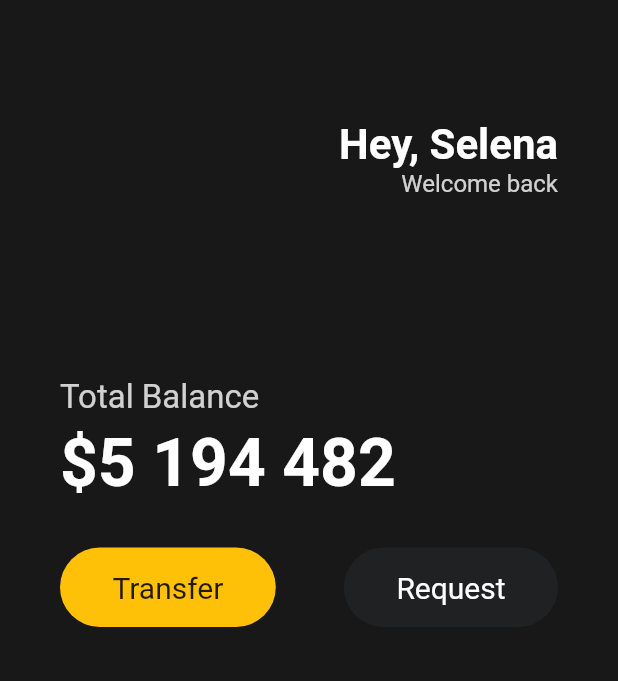
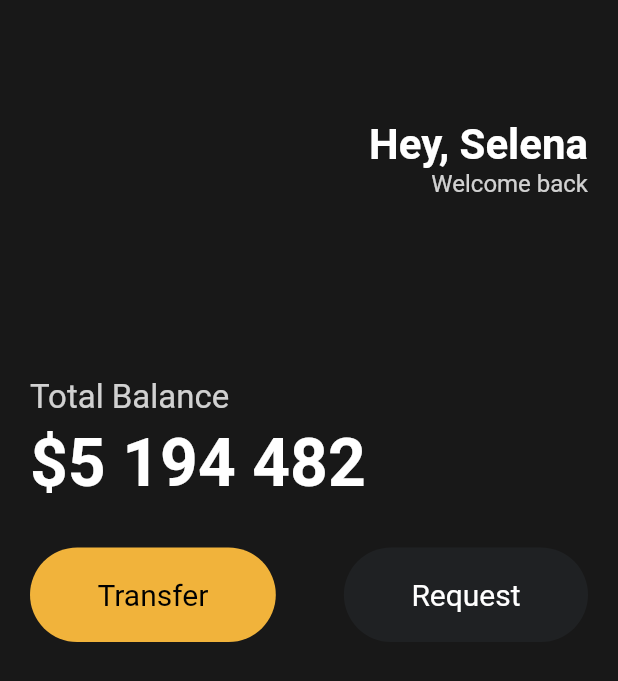
Before and after one commit to tiatiahwang/toonflix, a Flutter app: the screen it shows after launch, on a phone screen of 412 x 824 dp. Shown: the top 681 px of the screen. Run offline on Flutter 3.47's test engine with Material 2 defaults, Android fonts, the phone set to English and light mode, and no system bars.

Commit message:
UI - reusable widget

```diff
--- a/lib/main.dart
+++ b/lib/main.dart
@@ -1,4 +1,5 @@
 import 'package:flutter/material.dart';
+import 'package:toonflix/widgets/button.dart';
 
 void main() {
   runApp(const App());
@@ -14,7 +15,7 @@ class App extends StatelessWidget {
         backgroundColor: const Color(0xFF181818),
         body: Padding(
             padding: const EdgeInsets.symmetric(
-              horizontal: 40,
+              horizontal: 20,
             ),
             child:
                 Column(crossAxisAlignment: CrossAxisAlignment.start, children: [
@@ -63,39 +64,19 @@ class App extends StatelessWidget {
                 height: 30,
               ),
               Row(
-                mainAxisAlignment: MainAxisAlignment.spaceBetween,
-                children: [
-                  Container(
-                      decoration: BoxDecoration(
-                        color: Colors.amber,
-                        borderRadius: BorderRadius.circular(45),
-                      ),
-                      child: const Padding(
-                          padding: EdgeInsets.symmetric(
-                            vertical: 15,
-                            horizontal: 35,
-                          ),
-                          child: Text('Transfer',
-                              style: TextStyle(
-                                fontSize: 20,
-                              )))),
-                  Container(
-                      decoration: BoxDecoration(
-                        color: const Color(0xFF1F2123),
-                        borderRadius: BorderRadius.circular(45),
-                      ),
-                      child: const Padding(
-                          padding: EdgeInsets.symmetric(
-                            vertical: 15,
-                            horizontal: 35,
-                          ),
-                          child: Text('Request',
-                              style: TextStyle(
-                                color: Colors.white,
-                                fontSize: 20,
-                              ))))
-                ],
-              )
+                  mainAxisAlignment: MainAxisAlignment.spaceBetween,
+                  children: const [
+                    Button(
+                      text: 'Transfer',
+                      bgColor: Color(0xFFF1B33B),
+                      textColor: Colors.black,
+                    ),
+                    Button(
+                      text: 'Request',
+                      bgColor: Color(0xFF1F2123),
+                      textColor: Colors.white,
+                    )
+                  ])
             ])),
       ),
     );
--- /dev/null
+++ b/lib/widgets/button.dart
@@ -0,0 +1,37 @@
+import 'package:flutter/cupertino.dart';
+
+class Button extends StatelessWidget {
+  final String text;
+  final Color bgColor;
+  final Color textColor;
+
+  const Button({
+    super.key,
+    required this.text,
+    required this.bgColor,
+    required this.textColor,
+  });
+
+  @override
+  Widget build(BuildContext context) {
+    return Container(
+      decoration: BoxDecoration(
+        color: bgColor,
+        borderRadius: BorderRadius.circular(45),
+      ),
+      child: Padding(
+        padding: const EdgeInsets.symmetric(
+          vertical: 20,
+          horizontal: 45,
+        ),
+        child: Text(
+          text,
+          style: TextStyle(
+            color: textColor,
+            fontSize: 20,
+          ),
+        ),
+      ),
+    );
+  }
+}
```
